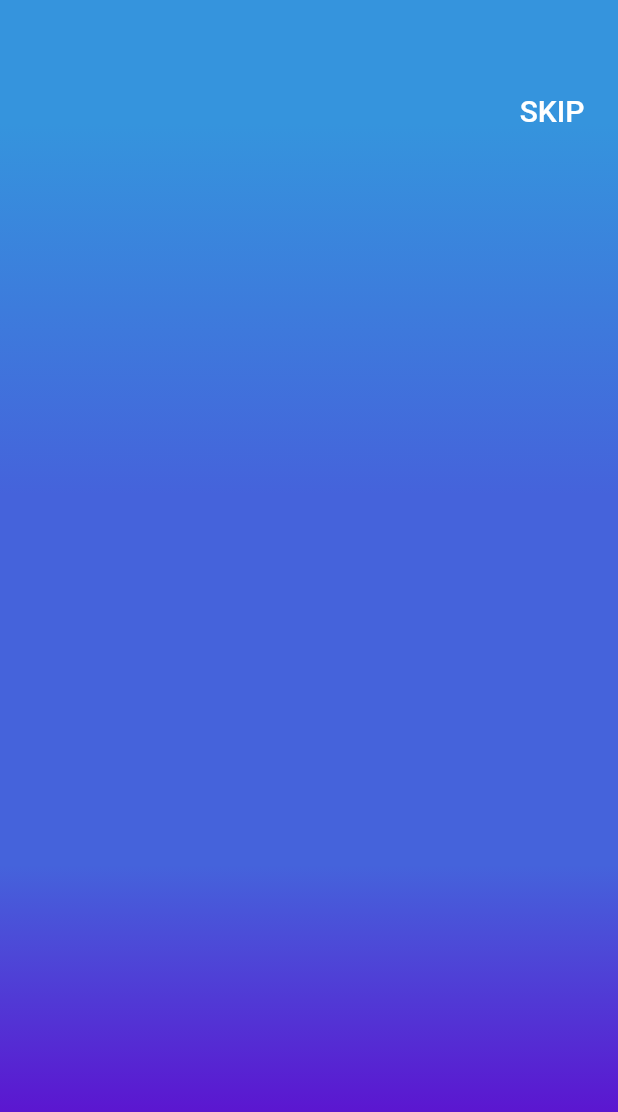
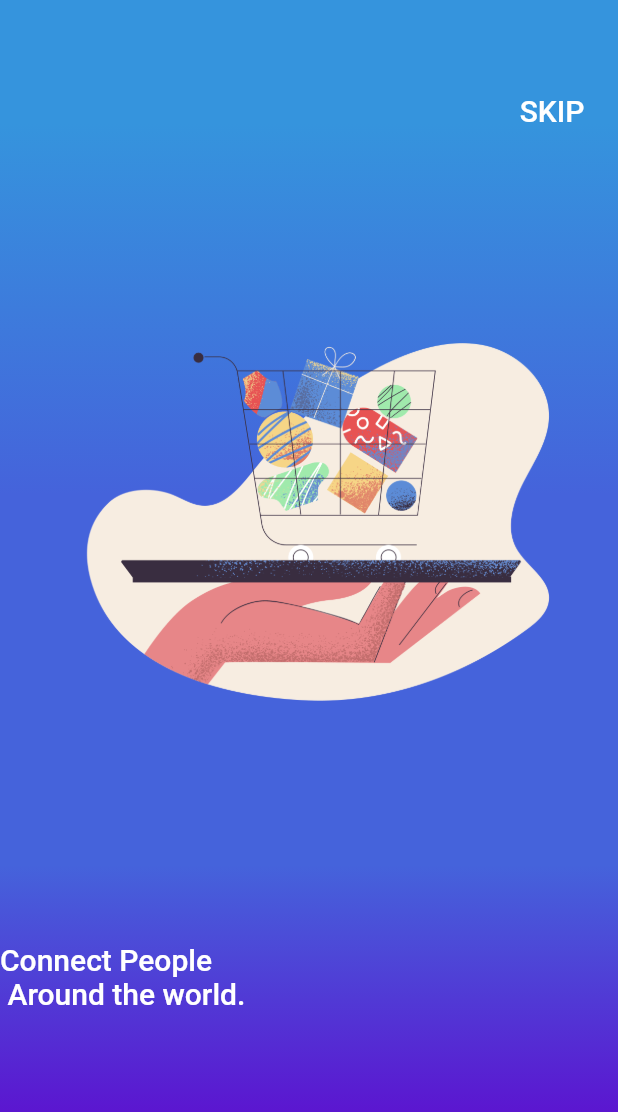
Before and after one commit to aximilli1212/flutter-googles, a Flutter app: the screen it shows after launch, on a phone screen of 412 x 824 dp. Shown: the top 1112 px of the screen. Run offline on Flutter 3.47's test engine with Material 2 defaults, Android fonts, the phone set to English and light mode, and no system bars; our stand-ins replace audioplayers, font_awesome_flutter, rflutter_alert.

Commit message:
Add new onboard sample

```diff
--- a/onboarding/lib/screens/onboarding_screen.dart
+++ b/onboarding/lib/screens/onboarding_screen.dart
@@ -17,7 +17,7 @@ class MainScreen extends StatefulWidget {
 class _MainScreenState extends State<MainScreen> {
   final int numPages = 3;
   final PageController _pageController = PageController(initialPage: 0);
-  int currentPage = 0;
+  int _currentPage = 0;
   @override
   Widget build(BuildContext context) {
     return Scaffold(
@@ -56,7 +56,50 @@ class _MainScreenState extends State<MainScreen> {
                           ),
                         ),
                       ),
-                    )
+                    ),
+                    Container(
+                      height: 600.0,
+                      child: PageView(
+                        physics: ClampingScrollPhysics(),
+                        controller: _pageController,
+                        onPageChanged: (int page){
+                          setState((){
+                            _currentPage = page;
+                          });
+                        },
+                        children: <Widget>[
+                            Column(
+                              crossAxisAlignment: CrossAxisAlignment.start,
+                              children: <Widget>[
+                                Center(
+                                  child: Image(
+                                    image: AssetImage('images/completed.png'),
+                                    height: 500.0,
+                                    width: 500.0,
+                                  ),
+                                ),
+                                SizedBox(
+                                  height: 30.0,
+                                ),
+                              Text(
+                                "Connect People\n Around the world.",
+                                style: TextStyle(
+                                  fontSize: 20.0,
+                                  color: Colors.white,
+                                  fontWeight: FontWeight.w500,
+                                ),
+                              ),
+                                SizedBox(
+                                  height: 30.0,
+                                ),
+                                Text(
+                                  "Lorem ipsum all the strings you can marshall for main usage."
+                                )
+                              ],
+                            )
+                         ],
+                      ),
+                    ),
                   ],
                 ),
               ),
--- a/onboarding/pubspec.yaml
+++ b/onboarding/pubspec.yaml
@@ -14,7 +14,7 @@ description: A new Flutter application.
 version: 1.0.0+1
 
 environment:
-  sdk: ">=2.1.0 <3.0.0"
+  sdk: ">=2.2.2 <3.0.0"
 
 dependencies:
   flutter:
```
Also changed, not shown: onboarding/lib/screens/onboard_page.dart (added, +140 -0 lines).
